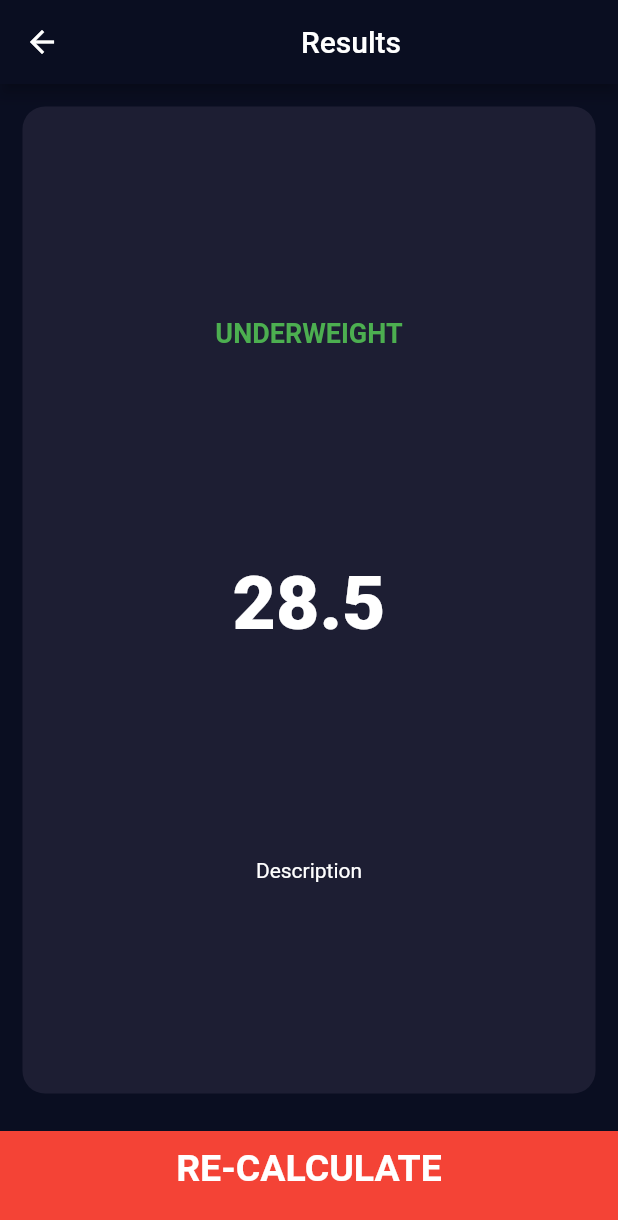
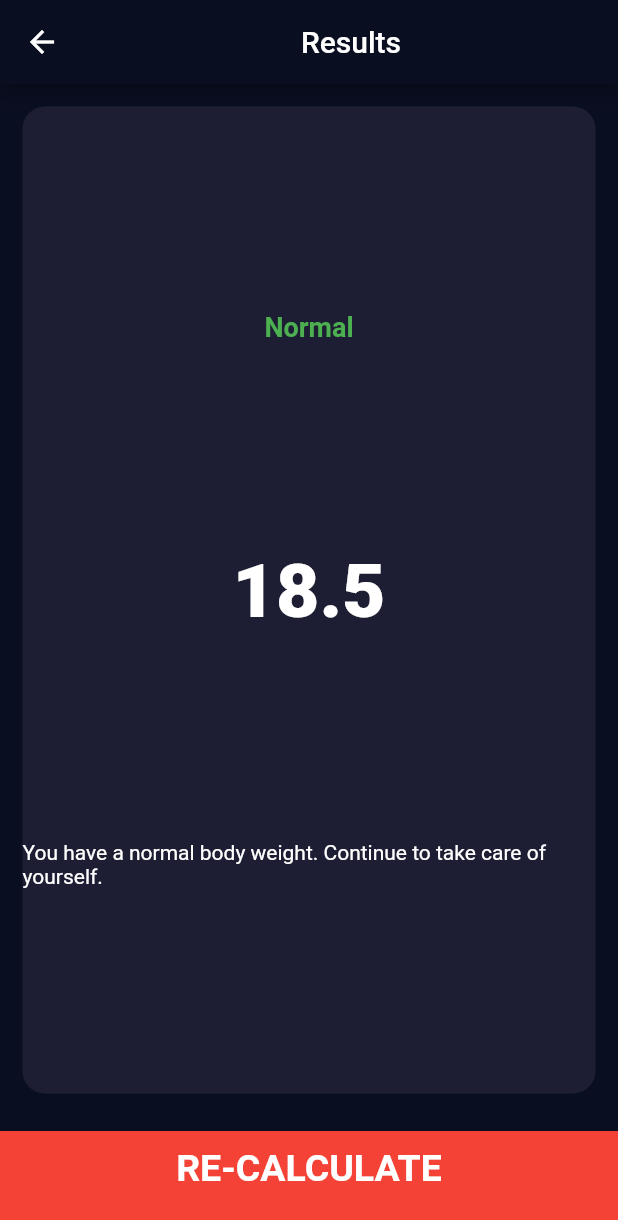
Before and after one commit to CarlosGarciaWeb/bmicalcflutter, a Flutter app: the screen it shows after launch, after a tap on "CALCULATE", on a phone screen of 412 x 824 dp. Shown: the top 1220 px of the screen. Run offline on Flutter 3.47's test engine with Material 2 defaults, Android fonts, the phone set to English and light mode, and no system bars; our stand-ins replace font_awesome_flutter.

Commit message:
fix issue where although the input page shows height in meters it was not being transformed to meters, this fixed issue with bmi calculation. Passed information to Result page in order to view the calculation.

```diff
--- a/lib/calculator_brain.dart
+++ b/lib/calculator_brain.dart
@@ -9,8 +9,11 @@ class CalculatorBrain {
   double _bmi = 0;
 
   String calculateBMI() {
-    _bmi = weight / pow(height, 2);
-    return _bmi.toStringAsFixed(2);
+    _bmi = weight / pow(height/100, 2);
+    print(_bmi);
+    print(weight);
+    print(height);
+    return _bmi.toStringAsFixed(1);
   }
 
   String getResult() {
@@ -29,7 +32,7 @@ class CalculatorBrain {
     } else if (_bmi > 18.5) {
       return 'You have a normal body weight. Continue to take care of yourself.';
     } else {
-      return 'You have a lowe than normal body weight. Please take care of yourself';
+      return 'You have a lower than normal body weight. Please take care of yourself';
     }
   }
 }
--- a/lib/main.dart
+++ b/lib/main.dart
@@ -25,10 +25,7 @@ class BMICalculator extends StatelessWidget {
           textTheme:
               const TextTheme(bodyMedium: TextStyle(color: Colors.white))),
       // home: const InputPage(),
-      routes: {
-        '/':(context) => const InputPage(),
-        '/results':(context) => const ResultsPage()
-      },
+      home: const InputPage(),
     );
   }
 }
--- a/lib/screens/input_page.dart
+++ b/lib/screens/input_page.dart
@@ -1,3 +1,4 @@
+import 'package:bmicalculator/calculator_brain.dart';
 import 'package:bmicalculator/screens/results_page.dart';
 import 'package:flutter/material.dart';
 import 'package:font_awesome_flutter/font_awesome_flutter.dart';
@@ -210,10 +211,17 @@ class _InputPageState extends State<InputPage> {
             BottomContainer(
               bottomLabel: 'CALCULATE',
               onPress: () {
+                CalculatorBrain calc =
+                    CalculatorBrain(height: _height, weight: _weight);
+
                 Navigator.push(
                   context,
                   MaterialPageRoute(
-                    builder: (context) => const ResultsPage(),
+                    builder: (context) => ResultsPage(
+                      bmiResult: calc.calculateBMI(),
+                      resultText: calc.getResult(),
+                      interpretation: calc.getInterpretation(),
+                    ),
                   ),
                 );
               },
--- a/lib/screens/results_page.dart
+++ b/lib/screens/results_page.dart
@@ -4,7 +4,15 @@ import 'package:bmicalculator/constants.dart';
 import 'package:bmicalculator/components/bottom_container.dart';
 
 class ResultsPage extends StatelessWidget {
-  const ResultsPage({super.key});
+  const ResultsPage(
+      {super.key,
+      required this.bmiResult,
+      required this.resultText,
+      required this.interpretation});
+
+  final String bmiResult;
+  final String resultText;
+  final String interpretation;
 
   @override
   Widget build(BuildContext context) {
@@ -16,21 +24,21 @@ class ResultsPage extends StatelessWidget {
         child: Column(
           crossAxisAlignment: CrossAxisAlignment.stretch,
           children: [
-            const Expanded(
+            Expanded(
               child: BMICard(
                 cardColor: defaultCardColor,
                 cardChild: Column(
                   mainAxisAlignment: MainAxisAlignment.spaceEvenly,
                   children: [
                     Text(
-                      'UNDERWEIGHT',
+                      resultText,
                       style: kResultsHeaderStyle,
                     ),
                     Text(
-                      '28.5',
+                      bmiResult,
                       style: numStyle,
                     ),
-                    Text('Description')
+                    Text(interpretation)
                   ],
                 ),
               ),
```
